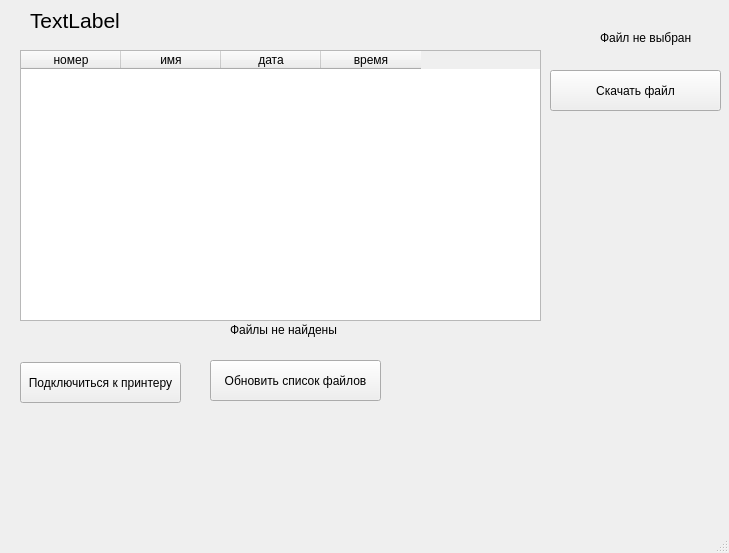
Old version of the form wind.ui in the repository monstruator/printer_parse.
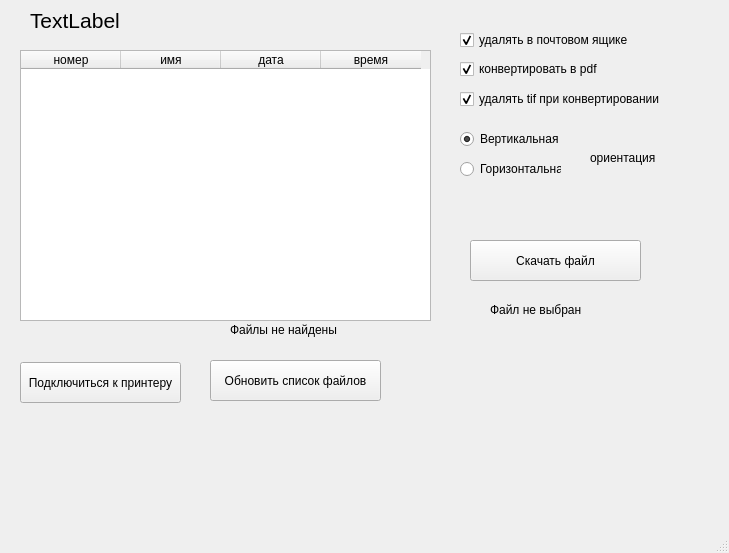
New version of the form.

What changed in the file:
```diff
--- a/wind.ui
+++ b/wind.ui
@@ -64,8 +64,8 @@
    <widget class="QPushButton" name="pushButton_3">
     <property name="geometry">
      <rect>
-      <x>550</x>
-      <y>70</y>
+      <x>470</x>
+      <y>240</y>
       <width>171</width>
       <height>41</height>
      </rect>
@@ -79,7 +79,7 @@
      <rect>
       <x>20</x>
       <y>50</y>
-      <width>521</width>
+      <width>411</width>
       <height>271</height>
      </rect>
     </property>
@@ -110,10 +110,10 @@
     </property>
     <property name="geometry">
      <rect>
-      <x>600</x>
-      <y>30</y>
-      <width>91</width>
-      <height>16</height>
+      <x>490</x>
+      <y>300</y>
+      <width>141</width>
+      <height>20</height>
      </rect>
     </property>
     <property name="text">
@@ -136,6 +136,96 @@
      <string>Файлы не найдены</string>
     </property>
    </widget>
+   <widget class="QRadioButton" name="radioButton">
+    <property name="geometry">
+     <rect>
+      <x>460</x>
+      <y>160</y>
+      <width>101</width>
+      <height>18</height>
+     </rect>
+    </property>
+    <property name="text">
+     <string>Горизонтальная</string>
+    </property>
+   </widget>
+   <widget class="QRadioButton" name="radioButton_2">
+    <property name="geometry">
+     <rect>
+      <x>460</x>
+      <y>130</y>
+      <width>101</width>
+      <height>18</height>
+     </rect>
+    </property>
+    <property name="text">
+     <string>Вертикальная</string>
+    </property>
+    <property name="checked">
+     <bool>true</bool>
+    </property>
+   </widget>
+   <widget class="QCheckBox" name="checkBox">
+    <property name="geometry">
+     <rect>
+      <x>460</x>
+      <y>30</y>
+      <width>221</width>
+      <height>20</height>
+     </rect>
+    </property>
+    <property name="text">
+     <string>удалять в почтовом ящике</string>
+    </property>
+    <property name="checked">
+     <bool>true</bool>
+    </property>
+   </widget>
+   <widget class="QCheckBox" name="checkBox_2">
+    <property name="geometry">
+     <rect>
+      <x>460</x>
+      <y>90</y>
+      <width>201</width>
+      <height>18</height>
+     </rect>
+    </property>
+    <property name="text">
+     <string>удалять tif при конвертировании</string>
+    </property>
+    <property name="checked">
+     <bool>true</bool>
+    </property>
+   </widget>
+   <widget class="QCheckBox" name="checkBox_3">
+    <property name="geometry">
+     <rect>
+      <x>460</x>
+      <y>60</y>
+      <width>161</width>
+      <height>18</height>
+     </rect>
+    </property>
+    <property name="text">
+     <string>конвертировать в pdf</string>
+    </property>
+    <property name="checked">
+     <bool>true</bool>
+    </property>
+   </widget>
+   <widget class="QLabel" name="label_4">
+    <property name="geometry">
+     <rect>
+      <x>590</x>
+      <y>150</y>
+      <width>81</width>
+      <height>16</height>
+     </rect>
+    </property>
+    <property name="text">
+     <string>ориентация</string>
+    </property>
+   </widget>
   </widget>
   <widget class="QMenuBar" name="menubar">
    <property name="geometry">
```
